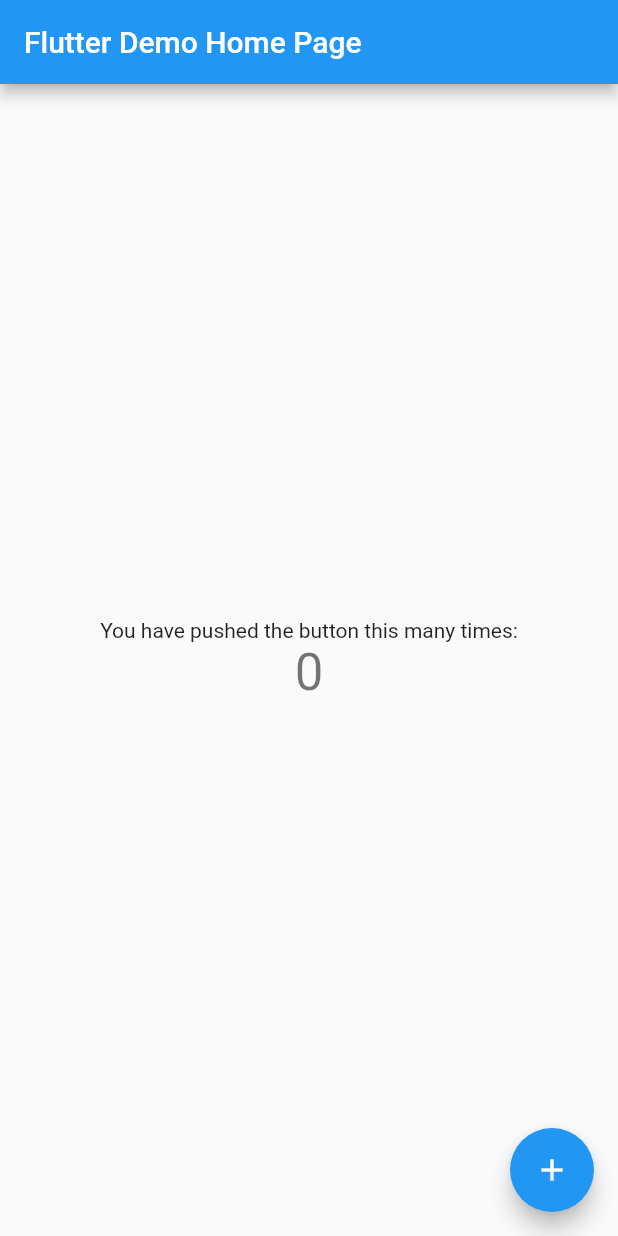
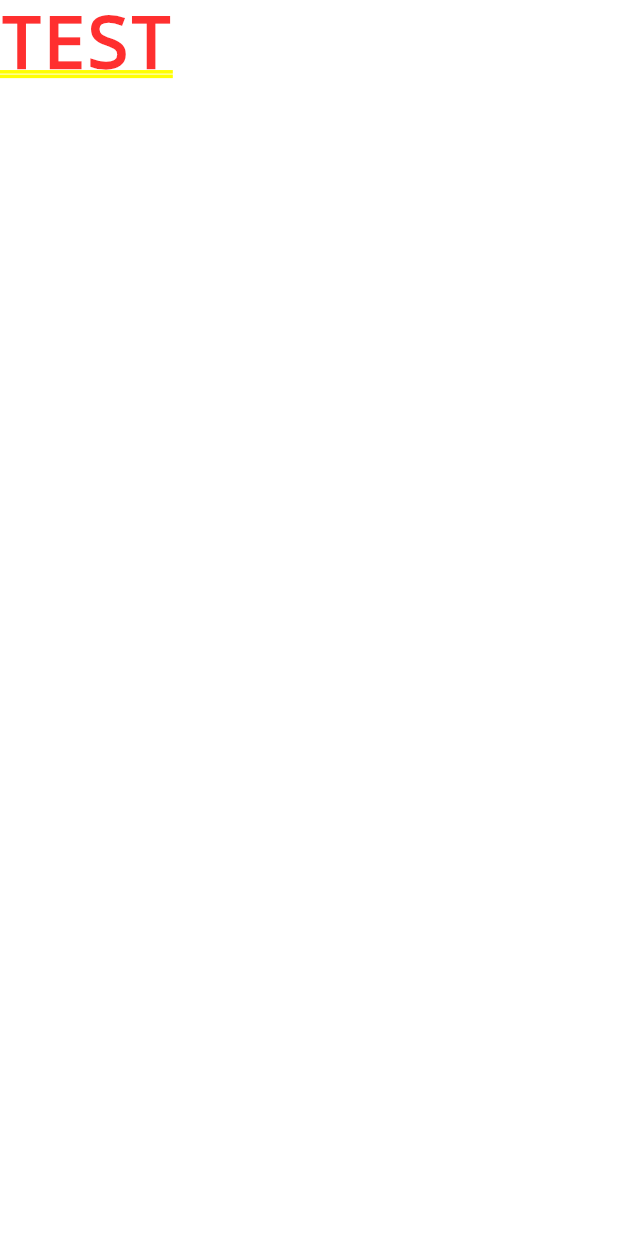
Before and after one commit to Alex-esc1/Flutter_TelegramProfile, a Flutter app: the screen it shows after launch, on a phone screen of 412 x 824 dp. Run offline on Flutter 3.47's test engine with Material 2 defaults, Android fonts, the phone set to English and light mode, and no system bars.

Commit message:
Test text

```diff
--- /dev/null
+++ b/app/lib/app.dart
@@ -0,0 +1,12 @@
+import 'package:flutter/material.dart';
+
+class App extends StatelessWidget {
+  const App({Key? key}) : super(key: key);
+
+  @override
+  Widget build(BuildContext context) {
+    return const MaterialApp(
+      home: Text("TEST"),
+    );
+  }
+}
--- a/app/lib/main.dart
+++ b/app/lib/main.dart
@@ -1,115 +1,7 @@
+import 'package:app/app.dart';
 import 'package:flutter/material.dart';
 
 void main() {
-  runApp(const MyApp());
+  const app = App();
+  runApp(app);
 }
-
-class MyApp extends StatelessWidget {
-  const MyApp({Key? key}) : super(key: key);
-
-  // This widget is the root of your application.
-  @override
-  Widget build(BuildContext context) {
-    return MaterialApp(
-      title: 'Flutter Demo',
-      theme: ThemeData(
-        // This is the theme of your application.
-        //
-        // Try running your application with "flutter run". You'll see the
-        // application has a blue toolbar. Then, without quitting the app, try
-        // changing the primarySwatch below to Colors.green and then invoke
-        // "hot reload" (press "r" in the console where you ran "flutter run",
-        // or simply save your changes to "hot reload" in a Flutter IDE).
-        // Notice that the counter didn't reset back to zero; the application
-        // is not restarted.
-        primarySwatch: Colors.blue,
-      ),
-      home: const MyHomePage(title: 'Flutter Demo Home Page'),
-    );
-  }
-}
-
-class MyHomePage extends StatefulWidget {
-  const MyHomePage({Key? key, required this.title}) : super(key: key);
-
-  // This widget is the home page of your application. It is stateful, meaning
-  // that it has a State object (defined below) that contains fields that affect
-  // how it looks.
-
-  // This class is the configuration for the state. It holds the values (in this
-  // case the title) provided by the parent (in this case the App widget) and
-  // used by the build method of the State. Fields in a Widget subclass are
-  // always marked "final".
-
-  final String title;
-
-  @override
-  State<MyHomePage> createState() => _MyHomePageState();
-}
-
-class _MyHomePageState extends State<MyHomePage> {
-  int _counter = 0;
-
-  void _incrementCounter() {
-    setState(() {
-      // This call to setState tells the Flutter framework that something has
-      // changed in this State, which causes it to rerun the build method below
-      // so that the display can reflect the updated values. If we changed
-      // _counter without calling setState(), then the build method would not be
-      // called again, and so nothing would appear to happen.
-      _counter++;
-    });
-  }
-
-  @override
-  Widget build(BuildContext context) {
-    // This method is rerun every time setState is called, for instance as done
-    // by the _incrementCounter method above.
-    //
-    // The Flutter framework has been optimized to make rerunning build methods
-    // fast, so that you can just rebuild anything that needs updating rather
-    // than having to individually change instances of widgets.
-    return Scaffold(
-      appBar: AppBar(
-        // Here we take the value from the MyHomePage object that was created by
-        // the App.build method, and use it to set our appbar title.
-        title: Text(widget.title),
-      ),
-      body: Center(
-        // Center is a layout widget. It takes a single child and positions it
-        // in the middle of the parent.
-        child: Column(
-          // Column is also a layout widget. It takes a list of children and
-          // arranges them vertically. By default, it sizes itself to fit its
-          // children horizontally, and tries to be as tall as its parent.
-          //
-          // Invoke "debug painting" (press "p" in the console, choose the
-          // "Toggle Debug Paint" action from the Flutter Inspector in Android
-          // Studio, or the "Toggle Debug Paint" command in Visual Studio Code)
-          // to see the wireframe for each widget.
-          //
-          // Column has various properties to control how it sizes itself and
-          // how it positions its children. Here we use mainAxisAlignment to
-          // center the children vertically; the main axis here is the vertical
-          // axis because Columns are vertical (the cross axis would be
-          // horizontal).
-          mainAxisAlignment: MainAxisAlignment.center,
-          children: <Widget>[
-            const Text(
-              'You have pushed the button this many times:',
-            ),
-            Text(
-              '$_counter',
-              style: Theme.of(context).textTheme.headline4,
-            ),
-          ],
-        ),
-      ),
-      floatingActionButton: FloatingActionButton(
-        onPressed: _incrementCounter,
-        tooltip: 'Increment',
-        child: const Icon(Icons.add),
-      ), // This trailing comma makes auto-formatting nicer for build methods.
-    );
-  }
-}
```
